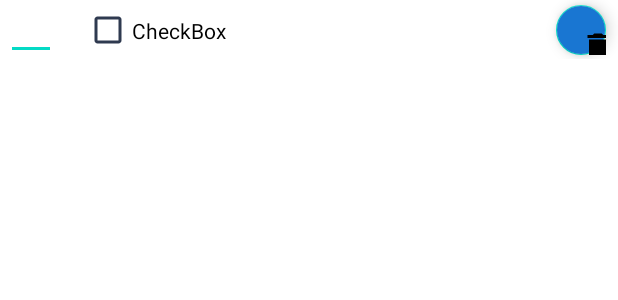
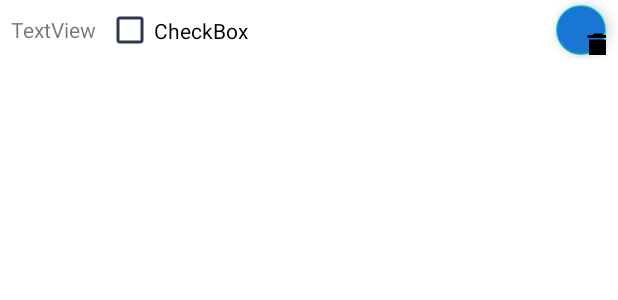
Before and after one commit to AtmaWPN/final-project, an Android app: the layout todo_item.xml on its own in the app's theme, with its tools: preview values and no code run, on a phone screen of 412 x 824 dp. Shown: the top 300 px of the screen. Run offline under Robolectric (Android 15) with nearby library versions, the phone set to English and light mode, and no system bars.

Commit message:
fixed quantity bug

```diff
--- a/app/src/main/java/com/usu/todosapplication/model/TodosDao.java
+++ b/app/src/main/java/com/usu/todosapplication/model/TodosDao.java
@@ -20,7 +20,7 @@ public interface TodosDao {
     @Query("SELECT * FROM todo WHERE visible = 1")
     public List<Todo> getTodos();
 
-    @Query("SELECT * FROM todo ORDER BY completions DESC LIMIT 8")
+    @Query("SELECT * FROM todo ORDER BY completions DESC")
     public List<Todo> getQuickAccess();
 
     @Query("SELECT * FROM todo WHERE lower(task) = lower(:task) LIMIT 1")
--- a/app/src/main/res/layout/todo_item.xml
+++ b/app/src/main/res/layout/todo_item.xml
@@ -2,6 +2,7 @@
 <androidx.constraintlayout.widget.ConstraintLayout xmlns:android="http://schemas.android.com/apk/res/android"
     xmlns:app="http://schemas.android.com/apk/res-auto"
     xmlns:tools="http://schemas.android.com/tools"
+    android:id="@+id/ConstraintLayout"
     android:layout_width="match_parent"
     android:layout_height="39dp">
 
@@ -10,13 +11,11 @@
         android:layout_width="292dp"
 
         android:layout_height="38dp"
-        android:layout_marginStart="4dp"
         android:layout_marginEnd="8dp"
         android:buttonTint="@color/blue"
         android:text="CheckBox"
         app:layout_constraintBottom_toBottomOf="parent"
         app:layout_constraintEnd_toStartOf="@+id/deleteTodo"
-        app:layout_constraintStart_toEndOf="@+id/quantity"
         app:layout_constraintTop_toTopOf="parent"
         app:layout_constraintVertical_bias="1.0" />
 
@@ -34,14 +33,14 @@
 
         />
 
-    <EditText
+    <TextView
         android:id="@+id/quantity"
-        android:layout_width="33dp"
-        android:layout_height="45dp"
-        android:layout_marginStart="4dp"
-        android:ems="10"
-        android:inputType="number"
+        android:layout_width="wrap_content"
+        android:layout_height="wrap_content"
+        android:text="TextView"
         app:layout_constraintBottom_toBottomOf="parent"
-        app:layout_constraintStart_toStartOf="parent" />
+        app:layout_constraintEnd_toStartOf="@+id/checkBox"
+        app:layout_constraintStart_toStartOf="parent"
+        app:layout_constraintTop_toTopOf="parent" />
 
 </androidx.constraintlayout.widget.ConstraintLayout>
```
Also changed, not shown: app/src/main/java/com/usu/todosapplication/repository/TodosRepository.java (+6 -1 lines), app/src/main/java/com/usu/todosapplication/view/TodosAdapter.java (+2 -19 lines).
